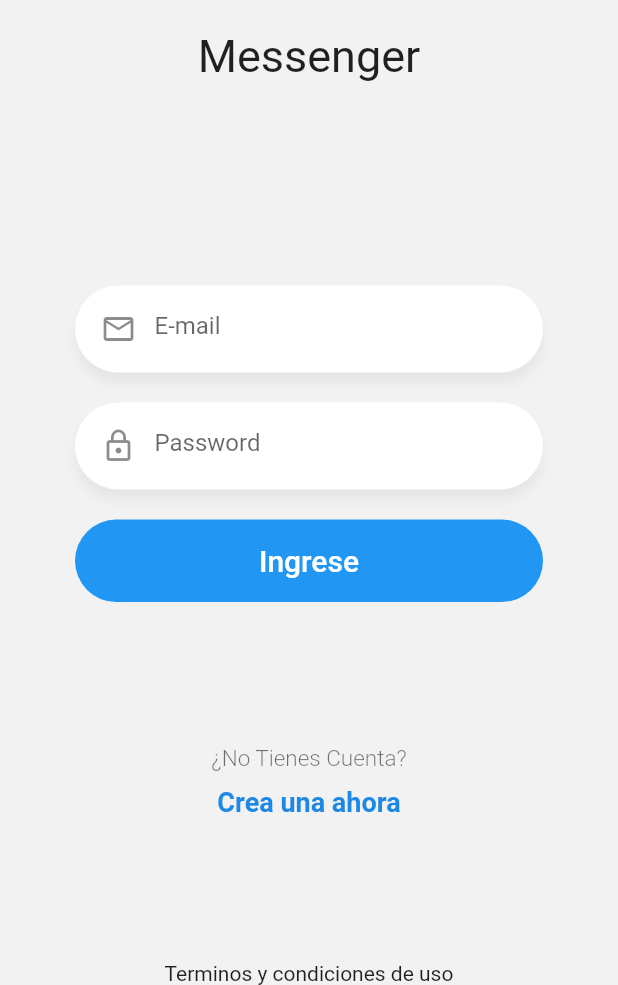
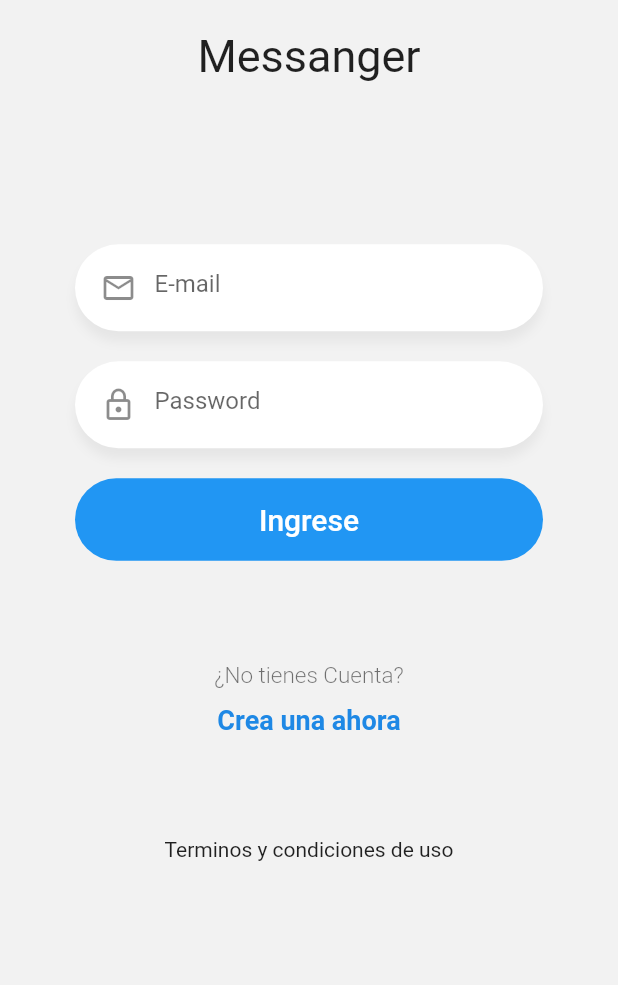
Before and after one commit to agusci21/chat_app, a Flutter app: the screen it shows after launch, on a phone screen of 412 x 824 dp, the part 251-1236 px from its top. Run offline on Flutter 3.47's test engine with Material 2 defaults, Android fonts, the phone set to English and light mode, and no system bars.

Commit message:
Maquetado basico terminado

```diff
--- a/lib/main.dart
+++ b/lib/main.dart
@@ -9,7 +9,7 @@ class MyApp extends StatelessWidget {
     return MaterialApp(
       debugShowCheckedModeBanner: false,
       title: 'Chat App',
-      initialRoute: 'loading',
+      initialRoute: 'login',
       routes: appRoutes,
     );
   }
--- a/lib/pages/loading_page.dart
+++ b/lib/pages/loading_page.dart
@@ -1,7 +1,7 @@
 import 'package:flutter/material.dart';
 
 
-class LoginPage extends StatelessWidget {
+class LoadingPage extends StatelessWidget {
 
   @override
   Widget build(BuildContext context) {
--- a/lib/pages/login_page.dart
+++ b/lib/pages/login_page.dart
@@ -5,21 +5,33 @@ import 'package:chat_app/widgets/logo_widget.dart';
 import 'package:flutter/material.dart';
 
 
-class LoadingPage extends StatelessWidget {
+class LoginPage extends StatelessWidget {
 
   @override
   Widget build(BuildContext context) {
     return Scaffold(
       backgroundColor: Color(0xffF2F2F2),
       body: SafeArea(
+        child: SingleChildScrollView(
+          physics: BouncingScrollPhysics(),
+          child: Container(
+            height: MediaQuery.of(context).size.height * 0.9,
             child: Column(
               mainAxisAlignment: MainAxisAlignment.spaceBetween,
               children: [
-            Logo(),
+                Logo(titulo: 'Messanger',),
                 _Form(),
-            Labels(),
+
+                Labels(
+                  ruta: 'register',
+                  texto: '¿No tienes Cuenta?',
+                   textoBoton: 'Crea una ahora'
+                ),
+
                 Text('Terminos y condiciones de uso', style: TextStyle(fontWeight: FontWeight.w400),)
               ],
+            ),
+          ),
         ),
       )
    );
@@ -73,6 +85,3 @@ class __FormState extends State<_Form> {
     );
   }
 }
-
-
-//Exportar logo y labels
--- a/lib/routes/routes.dart
+++ b/lib/routes/routes.dart
@@ -7,8 +7,8 @@ import 'package:flutter/material.dart';
 
 final Map<String, Widget Function(BuildContext)> appRoutes = {
   'usuarios' : (_) => UsuariosPage(),
-  'chat' : (_) => ChatPage(),
-  'login' : (_) => LoginPage(),
+  'chat'     : (_) => ChatPage(),
+  'login'    : (_) => LoginPage(),
   'register' : (_) => RegisterPage(),
-  'loading' : (_) => LoadingPage(),
+  'loading'  : (_) => LoadingPage(),
 };
--- a/lib/widgets/label_widget.dart
+++ b/lib/widgets/label_widget.dart
@@ -1,16 +1,29 @@
 import 'package:flutter/material.dart';
 
 class Labels extends StatelessWidget {
-  const Labels({Key? key}) : super(key: key);
+
+  final String ruta;
+  final String texto;
+  final String textoBoton;
+
+  const Labels({required this.ruta, required this.texto, required this.textoBoton});
 
   @override
   Widget build(BuildContext context) {
     return Container(
       child: Column(
           children: [
-            Text('¿No Tienes Cuenta?', style: TextStyle(color: Colors.black54, fontSize: 15, fontWeight: FontWeight.w300)),
+            Text(texto, style: TextStyle(color: Colors.black54, fontSize: 15, fontWeight: FontWeight.w300)),
             SizedBox(height: 10),
-            Text('Crea una ahora', style: TextStyle(color: Colors.blue[600], fontSize: 18, fontWeight: FontWeight.bold),)
+            GestureDetector(
+              child: Text(
+                textoBoton,
+                style: TextStyle(color: Colors.blue[600], fontSize: 18, fontWeight: FontWeight.bold),
+              ),
+              onTap: (){
+                Navigator.pushReplacementNamed(context, ruta);
+              },
+            )
           ],
       )
     );
--- a/lib/widgets/logo_widget.dart
+++ b/lib/widgets/logo_widget.dart
@@ -1,6 +1,10 @@
 import 'package:flutter/material.dart';
 
 class Logo extends StatelessWidget {
+
+  final String titulo;
+
+  const Logo({Key? key, required this.titulo}) : super(key: key);
 
   @override
   Widget build(BuildContext context) {
@@ -14,7 +18,7 @@ class Logo extends StatelessWidget {
 
             SizedBox(height: 20,),
 
-            Text('Messenger',style: TextStyle(fontSize: 30),),
+            Text(titulo,style: TextStyle(fontSize: 30),),
           ],
         ),
       ),
```
Also changed, not shown: lib/pages/register_page.dart (+83 -3 lines). Lines whose indentation alone changed are shown as unchanged.
